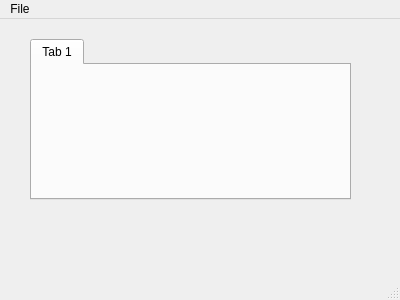
Qt form mainwindow.ui (achupetlovski/RaW) before a commit.
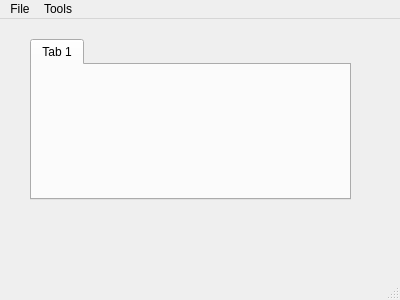
The same form after that commit.

```diff
--- a/mainwindow.ui
+++ b/mainwindow.ui
@@ -54,7 +54,14 @@
     <addaction name="actionShow_current"/>
     <addaction name="actionShow_Current_Tab_Index"/>
    </widget>
+   <widget class="QMenu" name="menuTools">
+    <property name="title">
+     <string>Tools</string>
+    </property>
+    <addaction name="actionAuto_Coloring"/>
+   </widget>
    <addaction name="menuOpen"/>
+   <addaction name="menuTools"/>
   </widget>
   <widget class="QStatusBar" name="statusBar"/>
   <action name="actionOpen">
```
Left out of the diff: 11 changed lines with no effect on the pictures.
